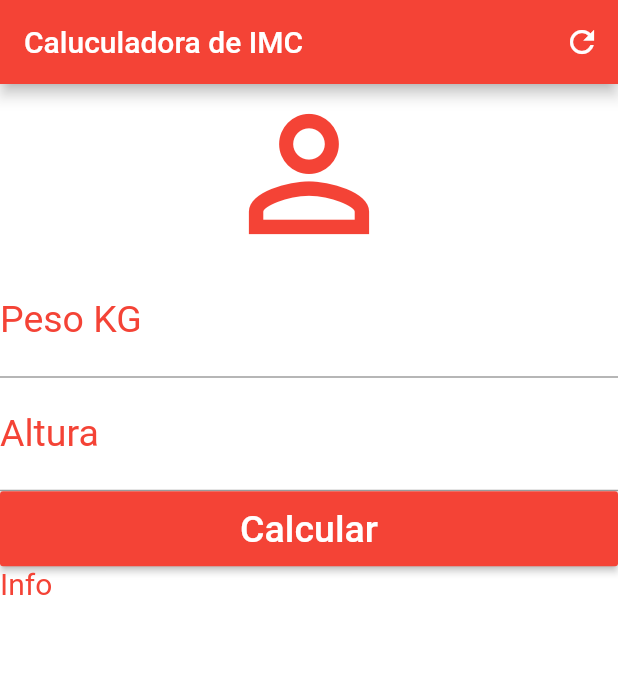
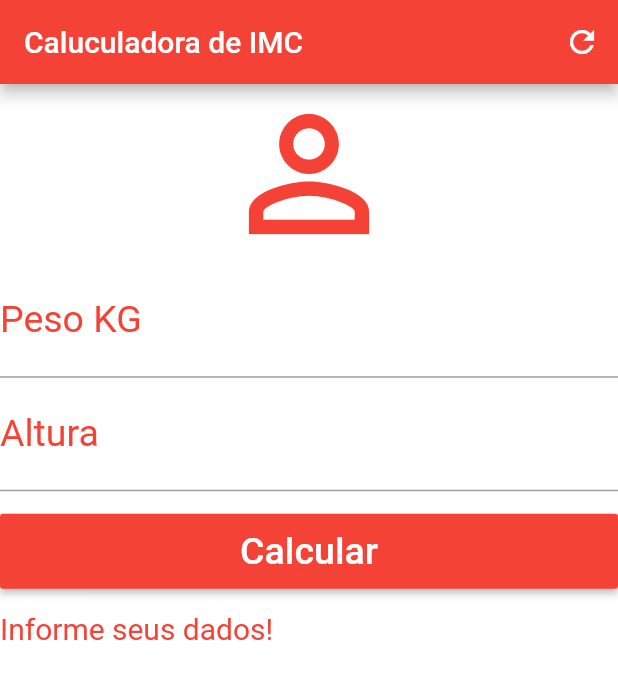
Before and after one commit to wsy152/imc, a Flutter app: the screen it shows after launch, after a tap on "Calcular", on a phone screen of 412 x 824 dp. Shown: the top 679 px of the screen. Run offline on Flutter 3.47's test engine with Material 2 defaults, Android fonts, the phone set to English and light mode, and no system bars.

```diff
--- a/lib/main.dart
+++ b/lib/main.dart
@@ -13,6 +13,46 @@ class Home extends StatefulWidget {
 }
 
 class _HomeState extends State<Home> {
+  GlobalKey<FormState> _formkey = GlobalKey<FormState>();
+  TextEditingController pesoController = TextEditingController();
+  TextEditingController alturaController = TextEditingController();
+  String _informText = 'Informe seus dados!';
+  void _resetCampos() {
+    pesoController.text = '';
+    alturaController.text = '';
+    setState(() {
+      _informText = '';
+    });
+  }
+
+  void _calcular() {
+    setState(() {
+      double peso = double.parse(pesoController.text);
+      double altura = double.parse(alturaController.text) / 100;
+
+      double imc = peso / (altura * altura);
+      if (imc < 18.6) {
+        _informText =
+            'Voce esta abaixo do peso (${imc.toStringAsPrecision(3)})';
+      } else if (imc >= 18.6 && imc <= 24.9) {
+        _informText =
+            'Voce esta no seu peso ideal (${imc.toStringAsPrecision(3)})';
+      } else if (imc >= 24.9 && imc <= 29.9) {
+        _informText =
+            'Voce esta levemente  acima do peso (${imc.toStringAsPrecision(3)})';
+      } else if (imc >= 29.9 && imc <= 34.9) {
+        _informText =
+            ' Voce esta com obesidade grau I (${imc.toStringAsPrecision(3)})';
+      } else if (imc >= 34.9 && imc <= 39.9) {
+        _informText =
+            ' Voce esta com obesidade grau II (${imc.toStringAsPrecision(3)})';
+      } else if (imc >= 40) {
+        _informText =
+            ' Voce esta com obesidade grau III (${imc.toStringAsPrecision(3)})';
+      }
+    });
+  }
+
   @override
   Widget build(BuildContext context) {
     return Scaffold(
@@ -22,12 +62,17 @@ class _HomeState extends State<Home> {
           actions: [
             IconButton(
               icon: Icon(Icons.refresh, color: Colors.white),
-            onPressed: () {},
+              onPressed: () {
+                _resetCampos();
+              },
             )
           ],
         ),
         backgroundColor: Colors.white,
-      body: Container(
+        body: SingleChildScrollView(
+            child: Form(
+          key: _formkey,
+          child: Container(
             child: Column(
               crossAxisAlignment: CrossAxisAlignment.stretch,
               children: [
@@ -37,6 +82,7 @@ class _HomeState extends State<Home> {
                   color: Colors.red,
                 ),
                 TextField(
+                  controller: pesoController,
                   keyboardType: TextInputType.number,
                   decoration: InputDecoration(
                     labelText: 'Peso KG',
@@ -46,6 +92,7 @@ class _HomeState extends State<Home> {
                   style: TextStyle(color: Colors.green, fontSize: 25),
                 ),
                 TextField(
+                  controller: alturaController,
                   keyboardType: TextInputType.number,
                   decoration: InputDecoration(
                     labelText: 'Altura',
@@ -54,10 +101,12 @@ class _HomeState extends State<Home> {
                   textAlign: TextAlign.center,
                   style: TextStyle(color: Colors.green, fontSize: 25),
                 ),
-            Container(
+                Padding(
+                  padding: EdgeInsets.only(top: 15, bottom: 15),
+                  child: Container(
                     height: 50,
                     child: RaisedButton(
-                onPressed: () {},
+                      onPressed: _calcular,
                       child: Text(
                         'Calcular',
                         style: TextStyle(color: Colors.white, fontSize: 25),
@@ -65,13 +114,14 @@ class _HomeState extends State<Home> {
                       color: Colors.red,
                     ),
                   ),
+                ),
                 Text(
-              'Info',
+                  _informText,
                   style: TextStyle(fontSize: 20, color: Colors.red),
                 )
               ],
             ),
           ),
-    );
+        )));
   }
 }
```
Lines whose indentation alone changed are shown as unchanged.
